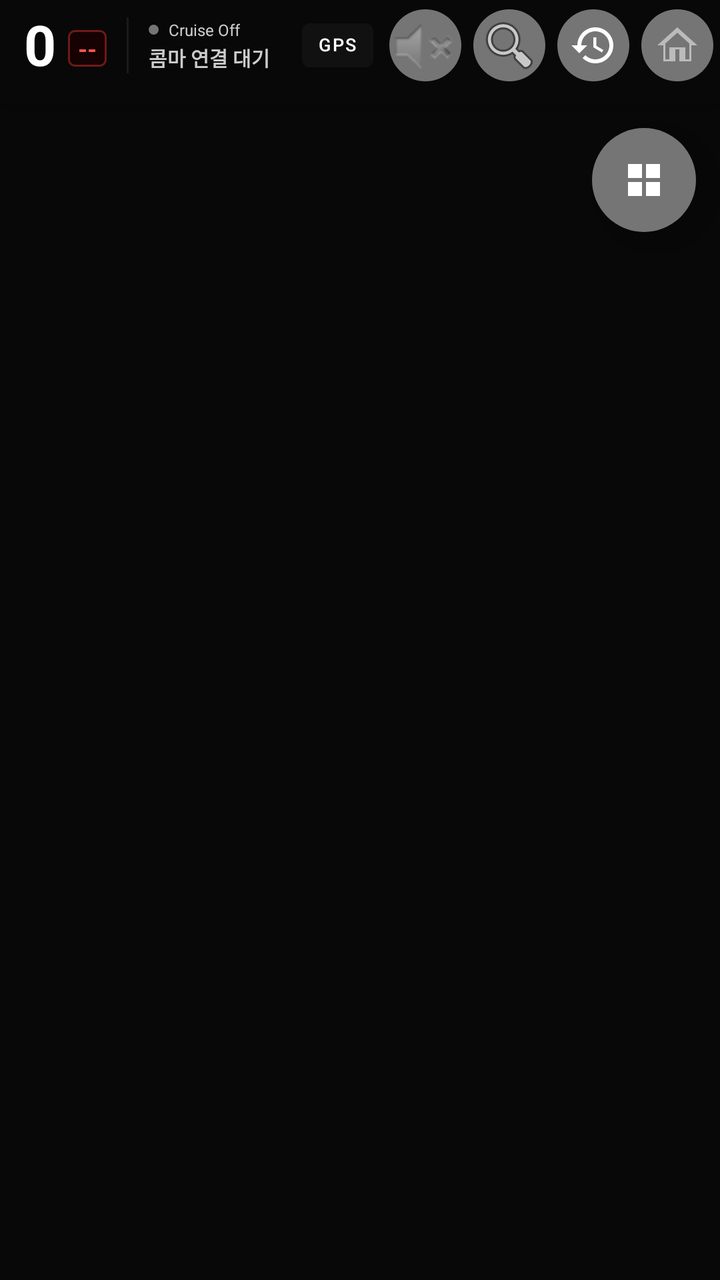
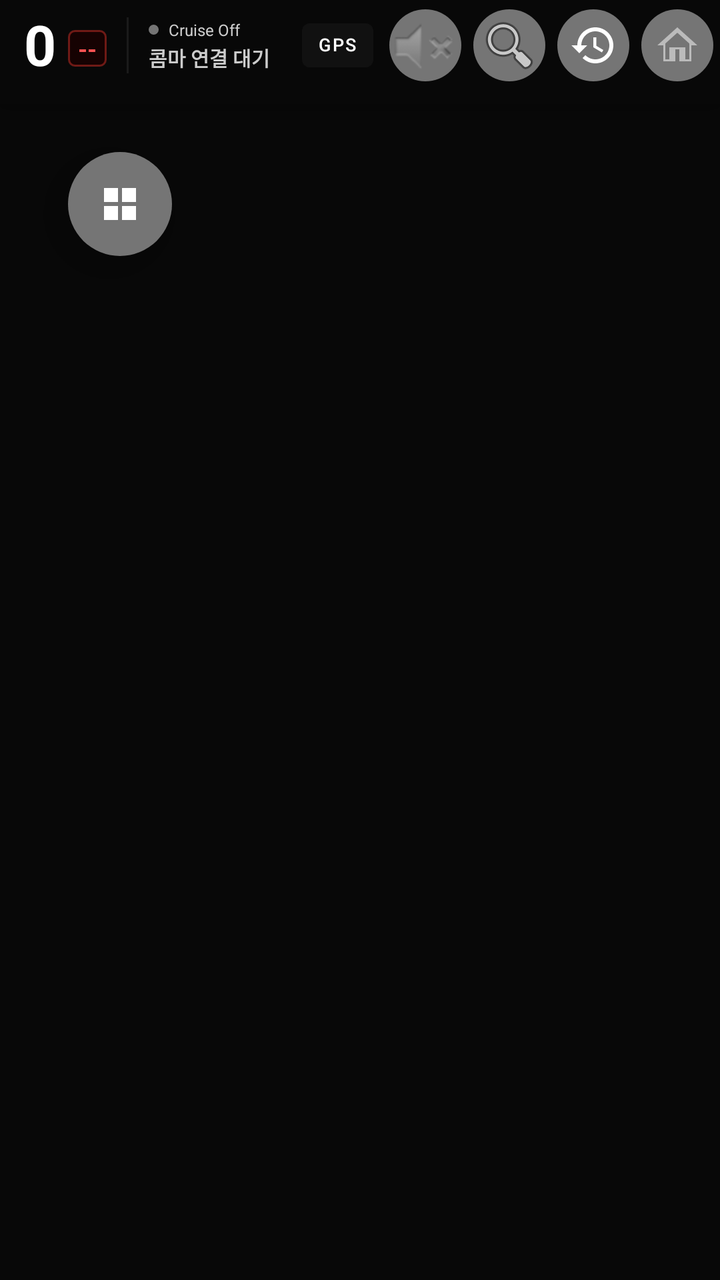

Screens rendered from an Android XML layout before and after an edit, with the pre-edit source and the edit as a unified diff.
<!-- AndroidManifest.xml: application theme Theme.TmapNda -->
<!-- res/layout/activity_map.xml -->
<?xml version="1.0" encoding="utf-8"?>
<FrameLayout
    xmlns:android="http://schemas.android.com/apk/res/android"
    xmlns:app="http://schemas.android.com/apk/res-auto"
    android:layout_width="match_parent"
    android:layout_height="match_parent"
    android:background="#080808">

    <FrameLayout
        android:id="@+id/tmapUILayout"
        android:layout_width="match_parent"
        android:layout_height="match_parent" />

    <View
        android:id="@+id/vTouchLockOverlay"
        android:layout_width="match_parent"
        android:layout_height="match_parent"
        android:background="#00000000" />

    
    <LinearLayout
        android:id="@+id/llOffset"
        android:layout_width="wrap_content"
        android:layout_height="wrap_content"
        android:orientation="vertical"
        android:layout_gravity="top|end"
        android:layout_marginTop="52dp"
        android:layout_marginEnd="14dp"
        android:background="@drawable/bg_sdi_panel"
        android:paddingHorizontal="12dp"
        android:paddingVertical="8dp"
        android:gravity="center"
        android:elevation="8dp"
        android:visibility="gone">

        <TextView
            android:id="@+id/tvOffsetTitle"
            android:layout_width="wrap_content"
            android:layout_height="wrap_content"
            android:text="구간단속"
            android:textColor="#FFC107"
            android:textSize="11sp"
            android:textStyle="bold"/>

        <LinearLayout
            android:id="@+id/llBlockInfo"
            android:layout_width="match_parent"
            android:layout_height="wrap_content"
            android:orientation="vertical"
            android:layout_marginTop="4dp"
            android:gravity="center"
            android:visibility="gone">

            <TextView
                android:id="@+id/tvBlockAvgSpeed"
                android:layout_width="wrap_content"
                android:layout_height="wrap_content"
                android:text="평균: 0km/h"
                android:textColor="#FFFFFF"
                android:textSize="13sp"
                android:textStyle="bold" />

            <TextView
                android:id="@+id/tvBlockDist"
                android:layout_width="wrap_content"
                android:layout_height="wrap_content"
                android:text="거리: 0m"
                android:textColor="#AAAAAA"
                android:textSize="12sp"/>

            <TextView
                android:id="@+id/tvBlockTime"
                android:layout_width="wrap_content"
                android:layout_height="wrap_content"
                android:text="시간: 0:00"
                android:textColor="#AAAAAA"
                android:textSize="12sp"/>
        </LinearLayout>
    </LinearLayout>

    
    <LinearLayout
        android:id="@+id/llSearchPanel"
        android:layout_width="match_parent"
        android:layout_height="wrap_content"
        android:orientation="vertical"
        android:layout_gravity="bottom"
        android:background="#EE111111"
        android:padding="12dp"
        android:elevation="12dp"
        android:visibility="gone">

        <LinearLayout
            android:layout_width="match_parent"
            android:layout_height="wrap_content"
            android:orientation="horizontal"
            android:gravity="center_vertical">

            <EditText
                android:id="@+id/etDestination"
                android:layout_width="0dp"
                android:layout_height="42dp"
                android:layout_weight="1"
                android:hint="목적지 검색"
                android:textColor="#FFFFFF"
                android:textColorHint="#888888"
                android:background="@drawable/bg_sdi_panel"
                android:paddingHorizontal="12dp"
                android:singleLine="true"
                android:imeOptions="actionSearch"
                android:inputType="text" />

            <ImageButton
                android:id="@+id/btnVoiceSearch"
                android:layout_width="36dp"
                android:layout_height="36dp"
                android:layout_marginStart="8dp"
                android:src="@drawable/ic_mic"
                android:background="@drawable/shape_circle_gray"
                android:scaleType="center" />

            <Button
                android:id="@+id/btnSearchGo"
                android:layout_width="wrap_content"
                android:layout_height="42dp"
                android:layout_marginStart="8dp"
                android:text="검색"
                android:textSize="12sp" />

            <Button
                android:id="@+id/btnSearchClose"
                android:layout_width="wrap_content"
                android:layout_height="42dp"
                android:layout_marginStart="8dp"
                android:text="닫기"
                android:textSize="12sp"
                android:backgroundTint="#555555" />
        </LinearLayout>

        <ListView
            android:id="@+id/lvSearchResults"
            android:layout_width="match_parent"
            android:layout_height="180dp"
            android:layout_marginTop="8dp"
            android:divider="#33FFFFFF"
            android:dividerHeight="1dp"
            android:visibility="gone" />

        <TextView
            android:id="@+id/tvSearchStatus"
            android:layout_width="match_parent"
            android:layout_height="wrap_content"
            android:layout_marginTop="8dp"
            android:text=""
            android:textColor="#AAAAAA"
            android:textSize="11sp" />
    </LinearLayout>

    
    <LinearLayout
        android:id="@+id/llGuidanceBar"
        android:layout_width="match_parent"
        android:layout_height="wrap_content"
        android:orientation="horizontal"
        android:layout_gravity="bottom"
        android:background="#EE1B5E20"
        android:padding="10dp"
        android:elevation="10dp"
        android:gravity="center_vertical"
        android:visibility="gone">

        <TextView
            android:id="@+id/tvGuidanceDest"
            android:layout_width="0dp"
            android:layout_weight="1"
            android:layout_height="wrap_content"
            android:text="길안내 중"
            android:textColor="#FFFFFF"
            android:textSize="13sp"
            android:textStyle="bold" />

        <Button
            android:id="@+id/btnStopGuidance"
            android:layout_width="wrap_content"
            android:layout_height="wrap_content"
            android:text="안내 종료"
            android:textSize="11sp"
            android:backgroundTint="#F44336" />
    </LinearLayout>

    
    <LinearLayout
        android:id="@+id/llLaneSignalBar"
        android:layout_width="wrap_content"
        android:layout_height="wrap_content"
        android:layout_gravity="top|center_horizontal"
        android:layout_marginTop="60dp"
        android:orientation="horizontal"
        android:gravity="center_vertical"
        android:background="#CC000000"
        android:paddingHorizontal="10dp"
        android:paddingVertical="6dp"
        android:visibility="gone">

        <LinearLayout
            android:id="@+id/llLaneBoxes"
            android:layout_width="wrap_content"
            android:layout_height="wrap_content"
            android:orientation="horizontal" />

        <TextView
            android:id="@+id/tvTrafficLightCountdown"
            android:layout_width="wrap_content"
            android:layout_height="wrap_content"
            android:layout_marginStart="10dp"
            android:text=""
            android:textColor="#FFFFFF"
            android:textSize="14sp"
            android:textStyle="bold" />
    </LinearLayout>

    
    <FrameLayout
        android:id="@+id/flKakaoOverlay"
        android:layout_width="match_parent"
        android:layout_height="match_parent"
        android:visibility="gone"
        android:elevation="50dp"
        android:background="@android:color/transparent">

        <ViewStub
            android:id="@+id/naviViewStub"
            android:layout="@layout/kakao_navi_view_stub"
            android:layout_width="match_parent"
            android:layout_height="match_parent" />

        <Button
            android:id="@+id/btnStopKakaoGuidance"
            android:layout_width="wrap_content"
            android:layout_height="wrap_content"
            android:layout_gravity="top|end"
            android:layout_margin="12dp"
            android:text="안내 종료"
            android:backgroundTint="#F44336" />
    </FrameLayout>

    
    <LinearLayout
        android:id="@+id/llLeftHudPanel"
        android:layout_width="match_parent"
        android:layout_height="wrap_content"
        android:layout_gravity="top"
        android:orientation="vertical"
        android:elevation="20dp"
        android:background="#FF080808">

        
        <HorizontalScrollView
            android:id="@+id/llTopBarRow"
            android:layout_width="match_parent"
            android:layout_height="wrap_content"
            android:minHeight="52dp"
            android:scrollbars="none"
            android:overScrollMode="never"
            android:fillViewport="true">

        <LinearLayout
            android:layout_width="wrap_content"
            android:layout_height="wrap_content"
            android:orientation="horizontal"
            android:gravity="center_vertical"
            android:paddingVertical="4dp"
            android:paddingHorizontal="12dp">

            
            <LinearLayout
                android:layout_width="wrap_content"
                android:layout_height="wrap_content"
                android:orientation="horizontal"
                android:gravity="bottom">

                <TextView
                    android:id="@+id/tvCurrentSpeed"
                    android:layout_width="wrap_content"
                    android:layout_height="wrap_content"
                    android:text="0"
                    android:textColor="#FFFFFF"
                    android:textSize="28sp"
                    android:textStyle="bold" />

                <TextView
                    android:id="@+id/tvRoadSpeedLimit"
                    android:layout_width="wrap_content"
                    android:layout_height="wrap_content"
                    android:text="--"
                    android:textColor="#FF5252"
                    android:textSize="12sp"
                    android:textStyle="bold"
                    android:background="@drawable/bg_speed_limit_hud"
                    android:paddingHorizontal="5dp"
                    android:paddingVertical="1dp"
                    android:layout_marginStart="6dp"
                    android:layout_marginBottom="4dp"/>
            </LinearLayout>

            <View android:layout_width="1dp" android:layout_height="28dp" android:background="#1A1A1A" android:layout_marginHorizontal="10dp"/>

            
            <LinearLayout
                android:layout_width="wrap_content"
                android:layout_height="wrap_content"
                android:orientation="vertical"
                android:gravity="start">

                <LinearLayout
                    android:layout_width="wrap_content"
                    android:layout_height="wrap_content"
                    android:orientation="horizontal"
                    android:gravity="center_vertical">

                    <View
                        android:id="@+id/vConnectionDot"
                        android:layout_width="5dp"
                        android:layout_height="5dp"
                        android:background="@drawable/shape_circle_gray"
                        android:layout_marginEnd="5dp"/>

                    <TextView
                        android:id="@+id/tvActiveStatus"
                        android:layout_width="wrap_content"
                        android:layout_height="wrap_content"
                        android:text="Cruise Off"
                        android:textColor="#CCCCCC"
                        android:textSize="8sp"
                        android:maxLines="1"
                        android:ellipsize="end"/>
                </LinearLayout>

                <TextView
                    android:id="@+id/tvConnectionStatus"
                    android:layout_width="wrap_content"
                    android:layout_height="wrap_content"
                    android:text="콤마 연결 대기"
                    android:textColor="#CCCCCC"
                    android:textSize="10sp"
                    android:textStyle="bold"
                    android:layout_marginTop="1dp"/>
            </LinearLayout>

            <View android:layout_width="16dp" android:layout_height="0dp"/>

            <Button
                android:id="@+id/btnGpsStatus"
                android:layout_width="wrap_content"
                android:layout_height="34dp"
                android:minHeight="0dp"
                android:minWidth="0dp"
                android:text="GPS"
                android:textSize="9sp"
                android:maxLines="1"
                android:ellipsize="end"
                android:includeFontPadding="false"
                android:paddingHorizontal="8dp"
                android:backgroundTint="#111111"
                android:layout_marginEnd="8dp"/>

            <ImageButton
                android:id="@+id/btnMuteToggle"
                android:layout_width="36dp"
                android:layout_height="36dp"
                android:layout_marginEnd="6dp"
                android:src="@android:drawable/ic_lock_silent_mode"
                android:background="@drawable/shape_circle_gray"
                android:scaleType="center"/>

            <ImageButton
                android:id="@+id/btnOpenSearch"
                android:layout_width="36dp"
                android:layout_height="36dp"
                android:layout_marginEnd="6dp"
                android:src="@android:drawable/ic_menu_search"
                android:background="@drawable/shape_circle_gray"
                android:scaleType="center"/>

            
            <ImageButton
                android:id="@+id/btnHistoryTopBar"
                android:layout_width="36dp"
                android:layout_height="36dp"
                android:layout_marginEnd="6dp"
                android:src="@drawable/ic_history_topbar"
                android:background="@drawable/shape_circle_gray"
                android:scaleType="center"/>

            
            <ImageButton
                android:id="@+id/btnHomeQuickSlot"
                android:layout_width="36dp"
                android:layout_height="36dp"
                android:layout_marginEnd="6dp"
                android:src="@drawable/ic_home_quickslot"
                android:background="@drawable/shape_circle_gray"
                android:scaleType="center"/>

            <ImageButton
                android:id="@+id/btnWorkQuickSlot"
                android:layout_width="36dp"
                android:layout_height="36dp"
                android:layout_marginEnd="6dp"
                android:src="@drawable/ic_work_quickslot"
                android:background="@drawable/shape_circle_gray"
                android:scaleType="center"/>

            
            <ImageButton
                android:id="@+id/btnShareLogTopBar"
                android:layout_width="36dp"
                android:layout_height="36dp"
                android:layout_marginEnd="6dp"
                android:src="@android:drawable/ic_menu_upload"
                android:background="@drawable/shape_circle_gray"
                android:scaleType="center"/>

            <ImageButton
                android:id="@+id/btnMoreMenu"
                android:layout_width="36dp"
                android:layout_height="36dp"
                android:src="@drawable/ic_hamburger"
                android:background="@drawable/shape_circle_gray"
                android:scaleType="center"
                android:layout_marginEnd="10dp"/>

            
            <ImageView
                android:id="@+id/ivTopBarEvent"
                android:layout_width="16dp"
                android:layout_height="16dp"
                android:layout_marginEnd="3dp"
                android:visibility="gone"
                android:contentDescription="@null"/>

            <TextView
                android:id="@+id/tvTopBarEvent"
                android:layout_width="wrap_content"
                android:layout_height="wrap_content"
                android:text=""
                android:textColor="#FFC107"
                android:textSize="11sp"
                android:textStyle="bold"
                android:maxLines="1"
                android:gravity="center_vertical"
                android:visibility="gone"/>
        </LinearLayout>
        </HorizontalScrollView>
    </LinearLayout>

    
    <ScrollView
        android:id="@+id/svSecondaryPanel"
        android:layout_width="wrap_content"
        android:layout_height="wrap_content"
        android:layout_gravity="top|end"
        android:layout_marginTop="60dp"
        android:layout_marginEnd="4dp"
        android:visibility="gone"
        android:background="#0D0D0D"
        android:elevation="22dp"
        android:overScrollMode="never"
        android:maxHeight="420dp">

        <LinearLayout
            android:layout_width="280dp"
            android:layout_height="wrap_content"
            android:orientation="vertical"
                android:padding="14dp">

                

                <Button
                    android:id="@+id/btnEditPanelPosition"
                    android:layout_width="match_parent"
                    android:layout_height="38dp"
                    android:text="UI 편집"
                    android:textSize="12sp"
                    android:textColor="#CCCCCC"
                    android:gravity="center_vertical|start"
                    android:paddingStart="10dp"
                    android:drawableStart="@drawable/ic_edit_pencil"
                    android:drawableTint="#CCCCCC"
                    android:drawablePadding="10dp"
                    android:backgroundTint="#111111"
                    android:layout_marginBottom="4dp"/>

                <Button
                    android:id="@+id/btnCheckUpdate"
                    android:layout_width="match_parent"
                    android:layout_height="38dp"
                    android:text="업데이트 확인"
                    android:textSize="12sp"
                    android:textColor="#CCCCCC"
                    android:gravity="center_vertical|start"
                    android:paddingStart="10dp"
                    android:drawableStart="@drawable/ic_refresh"
                    android:drawableTint="#CCCCCC"
                    android:drawablePadding="10dp"
                    android:backgroundTint="#111111"
                    android:layout_marginBottom="4dp"/>

                <Button
                    android:id="@+id/btnHelp"
                    android:layout_width="match_parent"
                    android:layout_height="38dp"
                    android:text="업데이트 내역"
                    android:textSize="12sp"
                    android:textColor="#CCCCCC"
                    android:gravity="center_vertical|start"
                    android:paddingStart="10dp"
                    android:drawableStart="@drawable/ic_help_info"
                    android:drawableTint="#CCCCCC"
                    android:drawablePadding="10dp"
                    android:backgroundTint="#111111"
                    android:layout_marginBottom="4dp"/>

                <Button
                    android:id="@+id/btnDeleteAllLogs"
                    android:layout_width="match_parent"
                    android:layout_height="38dp"
                    android:text="로그 전체 삭제"
                    android:textSize="12sp"
                    android:textColor="#CCCCCC"
                    android:gravity="center_vertical|start"
                    android:paddingStart="10dp"
                    android:drawableStart="@drawable/ic_send_paperplane"
                    android:drawableTint="#CCCCCC"
                    android:drawablePadding="10dp"
                    android:backgroundTint="#111111"
                    android:layout_marginBottom="4dp"/>

                
                <Button
                    android:id="@+id/btnEditKey"
                    android:layout_width="match_parent"
                    android:layout_height="38dp"
                    android:text="설정"
                    android:textSize="12sp"
                    android:textColor="#CCCCCC"
                    android:gravity="center_vertical|start"
                    android:paddingStart="10dp"
                    android:drawableStart="@drawable/ic_settings_gear"
                    android:drawableTint="#CCCCCC"
                    android:drawablePadding="10dp"
                    android:backgroundTint="#111111"
                    android:layout_marginBottom="4dp"/>

                <Button
                    android:id="@+id/btnGuideHelp"
                    android:layout_width="match_parent"
                    android:layout_height="38dp"
                    android:text="도움말"
                    android:textSize="12sp"
                    android:textColor="#CCCCCC"
                    android:gravity="center_vertical|start"
                    android:paddingStart="10dp"
                    android:drawableStart="@drawable/ic_guide_book"
                    android:drawableTint="#CCCCCC"
                    android:drawablePadding="10dp"
                    android:backgroundTint="#111111"
                    android:layout_marginBottom="4dp"/>

                <Button
                    android:id="@+id/btnExitApp"
                    android:layout_width="match_parent"
                    android:layout_height="38dp"
                    android:text="앱 종료"
                    android:textSize="12sp"
                    android:textColor="#EF5350"
                    android:gravity="center_vertical|start"
                    android:paddingStart="10dp"
                    android:drawableStart="@drawable/ic_power_off"
                    android:drawableTint="#EF5350"
                    android:drawablePadding="10dp"
                    android:backgroundTint="#1A0000"/>

                <TextView
                    android:id="@+id/tvAppVersion"
                    android:layout_width="wrap_content"
                    android:layout_height="wrap_content"
                    android:text=""
                    android:textColor="#333333"
                    android:textSize="9sp"
                    android:layout_marginTop="8dp"/>

            </LinearLayout>
        </ScrollView>

    
    <LinearLayout
        android:id="@+id/llHiddenLegacyPanel"
        android:layout_width="wrap_content"
        android:layout_height="wrap_content"
        android:visibility="gone"
        android:orientation="vertical">

        <LinearLayout
            android:id="@+id/llSdiInfo"
            android:layout_width="wrap_content"
            android:layout_height="wrap_content"
            android:orientation="vertical">

            <TextView android:id="@+id/tvSdiDescr" android:layout_width="wrap_content" android:layout_height="wrap_content" android:text="--"/>
            <TextView android:id="@+id/tvSdiDist" android:layout_width="wrap_content" android:layout_height="wrap_content" android:text="--"/>
            <TextView android:id="@+id/tvSdiSpeedLimit" android:layout_width="wrap_content" android:layout_height="wrap_content" android:text=""/>
        </LinearLayout>

        <View android:id="@+id/vTrafficLight" android:layout_width="12dp" android:layout_height="12dp"/>
        <TextView android:id="@+id/tvCarrotVersion" android:layout_width="wrap_content" android:layout_height="wrap_content" android:text=""/>
        <TextView android:id="@+id/tvXStateBadge" android:layout_width="wrap_content" android:layout_height="wrap_content" android:text=""/>
        <TextView android:id="@+id/tvCarrotIp" android:layout_width="wrap_content" android:layout_height="wrap_content" android:text="IP: -"/>

        <LinearLayout
            android:id="@+id/llRecentSearchPanel"
            android:layout_width="wrap_content"
            android:layout_height="wrap_content"
            android:orientation="vertical">
            <TextView android:id="@+id/tvRecentSearch1" android:layout_width="wrap_content" android:layout_height="wrap_content" android:text=""/>
            <Button android:id="@+id/btnMoreHistory" android:layout_width="wrap_content" android:layout_height="wrap_content" android:text="+ 더보기"/>
        </LinearLayout>
    </LinearLayout>

    
    <ImageButton
        android:id="@+id/btnConfirmEditPosition"
        android:layout_width="52dp"
        android:layout_height="52dp"
        android:layout_gravity="top|end"
        android:layout_margin="12dp"
        android:src="@drawable/ic_check"
        android:background="@drawable/shape_circle_green"
        android:scaleType="center"
        android:elevation="30dp"
        android:visibility="gone"/>

    
    <ImageButton
        android:id="@+id/btnNearbyCategory"
        android:layout_width="52dp"
        android:layout_height="52dp"
        android:layout_gravity="top|end"
        android:layout_marginTop="64dp"
        android:layout_marginEnd="12dp"
        android:src="@drawable/ic_category"
        android:background="@drawable/shape_circle_gray"
        android:scaleType="center"
        android:contentDescription="주변 카테고리 검색"
        android:elevation="20dp"/>

</FrameLayout>
<!-- res/layout/kakao_navi_view_stub.xml (included above) -->
<?xml version="1.0" encoding="utf-8"?>
<com.kakaomobility.knsdk.ui.view.KNNaviView
    xmlns:android="http://schemas.android.com/apk/res/android"
    android:id="@+id/naviView"
    android:layout_width="match_parent"
    android:layout_height="match_parent" />
<!-- resources referenced by this layout -->
<resources>
  <!-- drawable bg_sdi_panel (drawable) -->
  <?xml version="1.0" encoding="utf-8"?>
  <shape xmlns:android="http://schemas.android.com/apk/res/android"
      android:shape="rectangle">
      <solid android:color="#CC000000"/>
      <corners android:radius="16dp"/>
      <stroke android:width="1dp" android:color="#33FFFFFF"/>
  </shape>
  <!-- drawable bg_speed_limit_hud (drawable) -->
  <?xml version="1.0" encoding="utf-8"?>
  <shape xmlns:android="http://schemas.android.com/apk/res/android"
      android:shape="rectangle">
      <corners android:radius="3dp" />
      <solid android:color="#CC1A0000" />
      <stroke android:width="1dp" android:color="#66FF3B30" />
  </shape>
  <!-- drawable ic_check (drawable) -->
  <vector xmlns:android="http://schemas.android.com/apk/res/android"
      android:width="24dp"
      android:height="24dp"
      android:viewportWidth="24"
      android:viewportHeight="24"
      android:tint="#FFFFFF">
      <path
          android:fillColor="#FF000000"
          android:pathData="M9,16.17L4.83,12l-1.42,1.41L9,19 21,7l-1.41,-1.41z"/>
  </vector>
  <!-- drawable ic_guide_book (drawable) -->
  <vector xmlns:android="http://schemas.android.com/apk/res/android"
      android:width="24dp"
      android:height="24dp"
      android:viewportWidth="24"
      android:viewportHeight="24"
      android:tint="#CCCCCC">
      <path
          android:fillColor="#FF000000"
          android:pathData="M18,2H6C4.9,2 4,2.9 4,4v16c0,1.1 0.9,2 2,2h12c1.1,0 2,-0.9 2,-2V4C20,2.9 19.1,2 18,2zM16,13H8v-2h8V13zM16,9H8V7h8V9z"/>
  </vector>
  <!-- drawable ic_hamburger (drawable) -->
  <vector xmlns:android="http://schemas.android.com/apk/res/android"
      android:width="24dp"
      android:height="24dp"
      android:viewportWidth="24"
      android:viewportHeight="24"
      android:tint="#CCCCCC">
      <path
          android:fillColor="#FF000000"
          android:pathData="M3,18h18v-2L3,16v2zM3,13h18v-2L3,11v2zM3,6v2h18L21,6L3,6z"/>
  </vector>
  <!-- drawable ic_help_info (drawable) -->
  <vector xmlns:android="http://schemas.android.com/apk/res/android"
      android:width="24dp"
      android:height="24dp"
      android:viewportWidth="24"
      android:viewportHeight="24"
      android:tint="#CCCCCC">
      <path
          android:fillColor="#FF000000"
          android:pathData="M11,7h2v2h-2zM11,11h2v6h-2zM12,2C6.48,2 2,6.48 2,12s4.48,10 10,10 10,-4.48 10,-10S17.52,2 12,2zM12,20c-4.41,0 -8,-3.59 -8,-8s3.59,-8 8,-8 8,3.59 8,8 -3.59,8 -8,8z"/>
  </vector>
  <!-- drawable ic_home_quickslot (drawable) -->
  <vector xmlns:android="http://schemas.android.com/apk/res/android"
      android:width="24dp"
      android:height="24dp"
      android:viewportWidth="24"
      android:viewportHeight="24"
      android:tint="#BBBBBB">
      <path
          android:fillColor="#FF000000"
          android:pathData="M12,3L2,12h3v8h6v-6h2v6h6v-8h3L12,3zM12,5.69l6,5.4V19h-2v-6H8v6L6,19v-7.91l6,-5.4z"/>
  </vector>
  <!-- drawable ic_send_paperplane (drawable) -->
  <vector xmlns:android="http://schemas.android.com/apk/res/android"
      android:width="24dp"
      android:height="24dp"
      android:viewportWidth="24"
      android:viewportHeight="24"
      android:tint="#CCCCCC">
      <path
          android:fillColor="#FF000000"
          android:pathData="M2.01,21L23,12 2.01,3 2,10l15,2 -15,2z"/>
  </vector>
  <!-- drawable shape_circle_gray (drawable) -->
  <?xml version="1.0" encoding="utf-8"?>
  <shape xmlns:android="http://schemas.android.com/apk/res/android"
      android:shape="oval">
      <solid android:color="#757575"/>
  </shape>
  <!-- drawable shape_circle_green (drawable) -->
  <?xml version="1.0" encoding="utf-8"?>
  <shape xmlns:android="http://schemas.android.com/apk/res/android"
      android:shape="oval">
      <solid android:color="#4CAF50"/>
  </shape>
  <style name="Theme.TmapNda" parent="Theme.MaterialComponents.Light.NoActionBar" />
  <!-- unchanged entries left out for length: 8 -->
</resources>

<!-- the commit's change to res/layout/activity_map.xml (unified diff, before → after) -->
@@ -645,9 +645,9 @@
         android:id="@+id/btnNearbyCategory"
         android:layout_width="52dp"
         android:layout_height="52dp"
-        android:layout_gravity="top|end"
-        android:layout_marginTop="64dp"
-        android:layout_marginEnd="12dp"
+        android:layout_gravity="top|start"
+        android:layout_marginTop="76dp"
+        android:layout_marginStart="34dp"
         android:src="@drawable/ic_category"
         android:background="@drawable/shape_circle_gray"
         android:scaleType="center"
